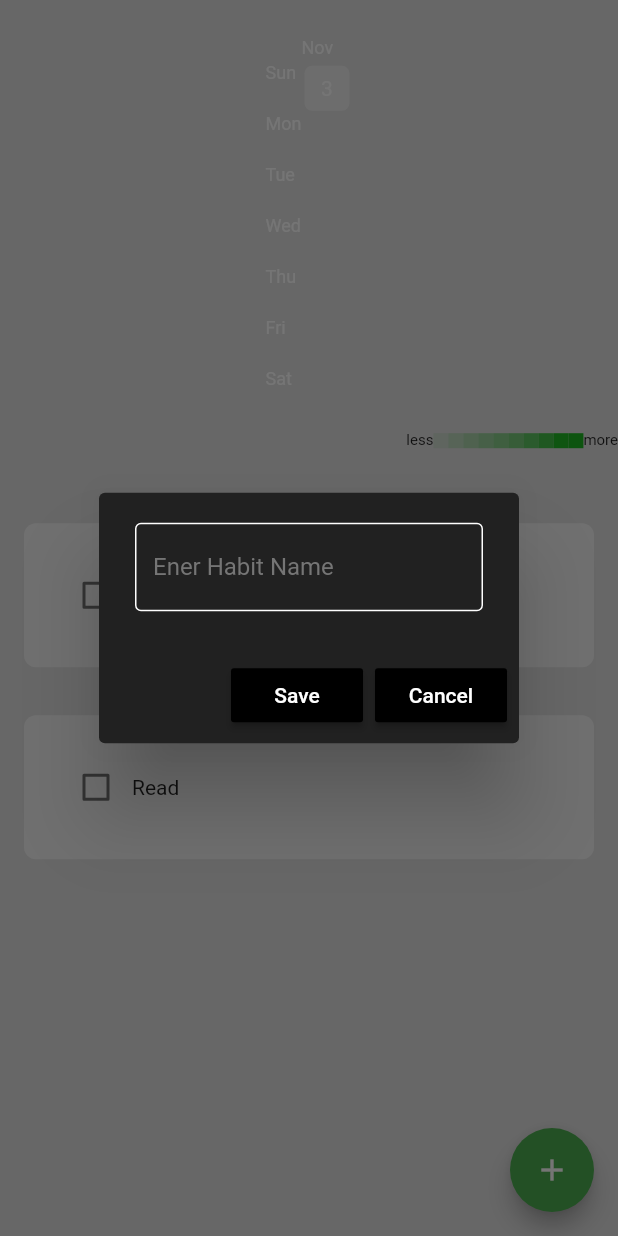
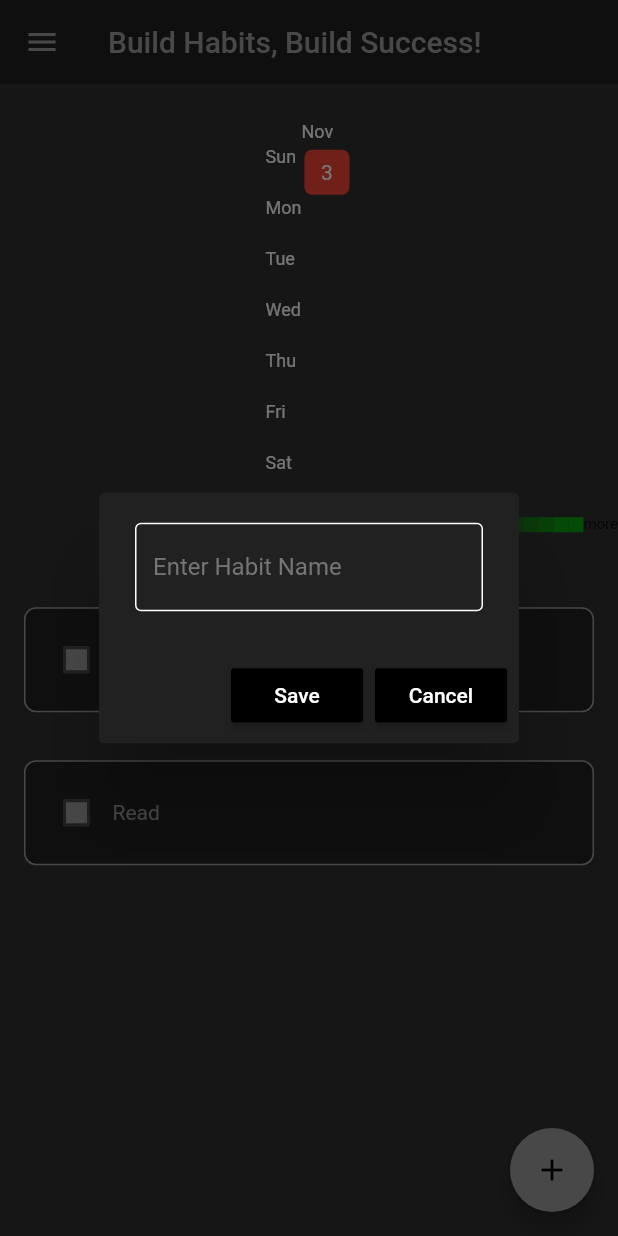
Before and after one commit to CodewithVipin/habbit_tracker, a Flutter app: the screen it shows after launch, after a tap on the "add" icon, on a phone screen of 412 x 824 dp. Run offline on Flutter 3.47's test engine with Material 3 defaults, Android fonts, the phone set to English and light mode, and no system bars; drawn by our look-alikes of flutter_heatmap_calendar, flutter_slidable; our stand-ins replace hive, hive_flutter; accounts and stored records are empty.

Commit message:
app done

```diff
--- a/lib/components/habit_tile.dart
+++ b/lib/components/habit_tile.dart
@@ -41,16 +41,34 @@ class HabitTile extends StatelessWidget {
         ]),
         // startActionPane: ,
         child: Container(
-          padding: const EdgeInsets.all(24),
+          padding: const EdgeInsets.all(10),
           decoration: BoxDecoration(
-              color: Colors.grey[100], borderRadius: BorderRadius.circular(8)),
+              border: Border.all(color: Colors.grey.shade500),
+              color: Colors.grey[900],
+              borderRadius: BorderRadius.circular(8)),
           child: Row(
             children: [
               Checkbox(
+                fillColor: WidgetStateProperty.resolveWith<Color>(
+                  (Set<WidgetState> states) {
+                    // If the checkbox is checked, return the desired color
+                    if (states.contains(WidgetState.selected)) {
+                      return Colors
+                          .grey.shade800; // Change this to your desired color
+                    }
+                    // Return a default color for unchecked state
+                    return Colors.grey
+                        .shade500; // Change this to your desired unchecked color
+                  },
+                ),
                 value: habitCompleted,
                 onChanged: onChanged,
               ),
-              Expanded(child: Text(habitName)),
+              Expanded(
+                  child: Text(
+                habitName,
+                style: TextStyle(color: Colors.grey[500]),
+              )),
             ],
           ),
         ),
--- a/lib/components/month_summary.dart
+++ b/lib/components/month_summary.dart
@@ -17,7 +17,7 @@ class MonthSummary extends StatelessWidget {
         endDate: DateTime.now().add(const Duration(days: 0)),
         datasets: datesets,
         colorMode: ColorMode.color,
-        defaultColor: Colors.grey[200],
+        defaultColor: Colors.red[500],
         textColor: Colors.white,
         showText: true,
         size: 30,
--- a/lib/main.dart
+++ b/lib/main.dart
@@ -20,7 +20,7 @@ class MyApp extends StatelessWidget {
       debugShowCheckedModeBanner: false,
       theme: ThemeData(
         useMaterial3: false,
-        primarySwatch: Colors.green,
+        primarySwatch: Colors.grey,
       ),
       home: const HomePage(),
     );
--- a/lib/pages/home_page.dart
+++ b/lib/pages/home_page.dart
@@ -14,27 +14,19 @@ class HomePage extends StatefulWidget {
 }
 
 class _HomePageState extends State<HomePage> {
-//data structure for todays List
-
   final _myBox = Hive.box("Habit_Database");
   HabitDatabase db = HabitDatabase();
+
   @override
   void initState() {
-// if there is no current habit list, then it is first time ever opening app
-// then create default data
-
+    super.initState();
     if (_myBox.get("CURRENT_HABIT_LIST") == null) {
       db.createDefaultData();
     } else {
       db.loadData();
     }
-    // update database
     db.updateDataBase();
-
-    super.initState();
   }
-
-// check box tapped
 
   void checkBoxTapped(bool? value, int index) {
     setState(() {
@@ -43,24 +35,19 @@ class _HomePageState extends State<HomePage> {
     db.updateDataBase();
   }
 
-  //create a new habit
-
   final _newHabitNameController = TextEditingController();
 
   void createNewHabit() {
-    //show a dialogue box
     showDialog(
       context: context,
       builder: (context) => MyAlertBox(
-        hintText: "Ener Habit Name",
+        hintText: "Enter Habit Name",
         controller: _newHabitNameController,
         onCancel: cancelDialogueBox,
         onSave: onSaveNewHabit,
       ),
     );
   }
-
-  //save New Habbit
 
   void onSaveNewHabit() {
     setState(() {
@@ -71,14 +58,10 @@ class _HomePageState extends State<HomePage> {
     db.updateDataBase();
   }
 
-  //Cancel new Habit
-
   void cancelDialogueBox() {
     _newHabitNameController.clear();
     Navigator.pop(context);
   }
-
-//save existing habit
 
   void saveExistingHabit(int index) {
     setState(() {
@@ -88,8 +71,6 @@ class _HomePageState extends State<HomePage> {
     Navigator.pop(context);
     db.updateDataBase();
   }
-
-  // open habit settings to edit
 
   void openHabitSettings(int index) {
     showDialog(
@@ -101,8 +82,6 @@ class _HomePageState extends State<HomePage> {
             onSave: () => saveExistingHabit(index)));
   }
 
-  //delete habit
-
   void deleteHabit(int index) {
     setState(() {
       db.todayHabitList.removeAt(index);
@@ -113,31 +92,50 @@ class _HomePageState extends State<HomePage> {
   @override
   Widget build(BuildContext context) {
     return Scaffold(
-        backgroundColor: Colors.grey[300],
+      appBar: AppBar(
+        iconTheme: const IconThemeData(color: Colors.grey),
+        elevation: 0.0,
+        title: Text(
+          "Build Habits, Build Success!",
+          style: TextStyle(color: Colors.grey[500]),
+        ),
+        backgroundColor: Colors.grey[900], // Darker AppBar
+      ),
+      drawer: Drawer(
+        backgroundColor: Colors.grey[800],
+        child: const Center(
+          child: Text(
+            "Designed by Vipin Kumar Maurya",
+            style: TextStyle(color: Colors.white), // Light text for drawer
+          ),
+        ),
+      ),
+      backgroundColor: Colors.grey[850], // Darker background
       floatingActionButton: MyFloatingActionButton(
         onPressed: createNewHabit,
       ),
-        body: ListView(
+      body: Column(
         children: [
-            //monthly summary
+          // Monthly summary heat map
           MonthSummary(
             datesets: db.heatMapDataset,
-                startDate: _myBox.get("START_DATE")),
-
-            //list of habit
-
-            ListView.builder(
-              physics: const NeverScrollableScrollPhysics(),
-              shrinkWrap: true,
+            startDate: _myBox.get("START_DATE"),
+          ),
+          // Expanded widget to allow the list to take the remaining space and scroll
+          Expanded(
+            child: ListView.builder(
               itemCount: db.todayHabitList.length,
               itemBuilder: (context, index) => HabitTile(
                 settingTapped: (context) => openHabitSettings(index),
                 deleteTapped: (context) => deleteHabit(index),
                 habitName: db.todayHabitList[index][0],
                 habitCompleted: db.todayHabitList[index][1],
-                  onChanged: (value) => checkBoxTapped(value, index)),
+                onChanged: (value) => checkBoxTapped(value, index),
+              ),
+            ),
           ),
         ],
-        ));
+      ),
+    );
   }
 }
```
Lines whose indentation alone changed are shown as unchanged.
